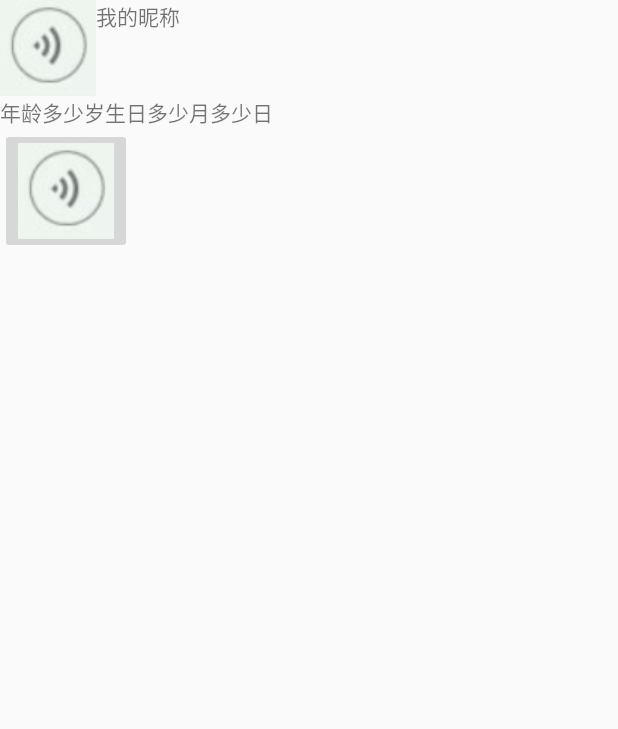
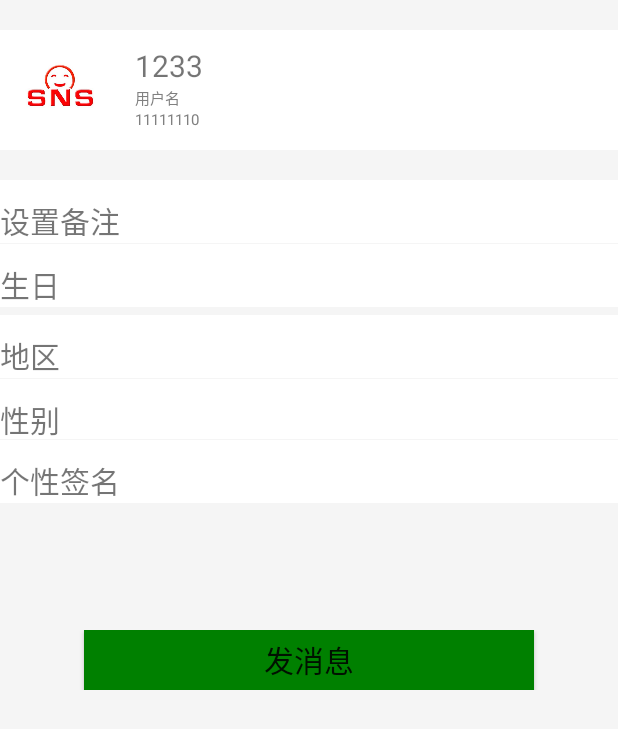
Before and after one commit to speckuz/hustShiXun3, an Android app: the FriendInf screen opened directly, with no data from a screen before it, on a phone screen of 412 x 824 dp. Shown: the top 729 px of the screen. Run offline under Robolectric (Android 15) with nearby library versions, the phone set to English and light mode, and no system bars.

Commit message:
FriendInf

```diff
--- a/app/src/main/java/Inf/Friend.java
+++ b/app/src/main/java/Inf/Friend.java
@@ -3,7 +3,9 @@ package Inf;
 public class Friend {
     private String friendName;
     private String friendText;
-    public Friend(String friendName,String friendText){
+    private String id;
+    public Friend(String id, String friendName,String friendText){
+        this.id = id;
         this.friendName = friendName;
         this.friendText = friendText;
     }
@@ -11,7 +13,9 @@ public class Friend {
     public String getFriendName() {
         return friendName;
     }
-
+    public String getId() {
+        return id;
+    }
     public String getFriendText() {
         return friendText;
     }
--- a/app/src/main/java/Inf/RecentChatList.java
+++ b/app/src/main/java/Inf/RecentChatList.java
@@ -3,11 +3,17 @@ package Inf;
 public class RecentChatList {
     private String userName;
     private String recentText;
-    public RecentChatList(String userName,String recentText){
+    private String id;
+    public RecentChatList(String id,String userName,String recentText){
+        this.id = id;
         this.userName = userName;
         this.recentText = recentText;
     }
 
+
+    public String getId() {
+        return id;
+    }
     public String getUserName() {
         return userName;
     }
--- a/app/src/main/java/com/example/myapplication/Chat.java
+++ b/app/src/main/java/com/example/myapplication/Chat.java
@@ -2,6 +2,7 @@ package com.example.myapplication;
 
 import androidx.appcompat.app.AppCompatActivity;
 
+import android.content.Context;
 import android.content.Intent;
 import android.os.Bundle;
 import android.view.View;
@@ -14,6 +15,7 @@ import android.widget.ListView;
 import java.util.ArrayList;
 
 import Inf.ChatRecord;
+import Inf.Friend;
 import adapter.ChatAdapter;
 import webService.OkHttp;
 
@@ -28,6 +30,7 @@ public class Chat extends AppCompatActivity {
     private ImageButton voiceMessage;
     private ImageButton more;
     private String message;
+    private String id;
     @Override
     protected void onCreate(Bundle savedInstanceState) {
         super.onCreate(savedInstanceState);
@@ -36,6 +39,11 @@ public class Chat extends AppCompatActivity {
     }
     public void initView(){
         //聊天记录
+
+        Bundle bundle = this.getIntent().getExtras();
+        id = bundle.getString("id");
+        System.out.println(id);
+
         chatRecords = new ArrayList<ChatRecord>();
         chatRecords.add(new ChatRecord("123",true));
         chatRecords.add(new ChatRecord("123",false));
@@ -59,20 +67,25 @@ public class Chat extends AppCompatActivity {
                 finish();
             }
         });
+
         //发送语音
-
         voiceMessage.setOnClickListener(new View.OnClickListener() {
             @Override
             public void onClick(View view) {
 
             }
         });
+
+
         //获取更多
-
         more.setOnClickListener(new View.OnClickListener() {
             @Override
             public void onClick(View view) {
-                startActivity(new Intent( Chat.this,FriendInf.class));
+                Intent intent = new Intent(Chat.this,FriendInf.class);
+                Bundle bundle=new Bundle();
+                bundle.putString("id", id);
+                intent.putExtras(bundle);
+                startActivity(intent);
             }
         });
 
@@ -103,4 +116,6 @@ public class Chat extends AppCompatActivity {
         chatRecord.smoothScrollToPosition(chatRecords.size());
 
     }
+
+
 }
--- a/app/src/main/java/com/example/myapplication/ChatList.java
+++ b/app/src/main/java/com/example/myapplication/ChatList.java
@@ -5,6 +5,7 @@ import androidx.appcompat.app.AppCompatActivity;
 import android.content.Intent;
 import android.os.Bundle;
 import android.view.View;
+import android.widget.AdapterView;
 import android.widget.BaseAdapter;
 import android.widget.ImageButton;
 import android.widget.ListView;
@@ -29,14 +30,27 @@ public class ChatList extends AppCompatActivity {
         super.onCreate(savedInstanceState);
         setContentView(R.layout.activity_chat_list);
         recentChatLists = new ArrayList<RecentChatList>();
-        recentChatLists.add(new RecentChatList("123","223"));
-        recentChatLists.add(new RecentChatList("123","223"));
-        recentChatLists.add(new RecentChatList("123","223"));
+        recentChatLists.add(new RecentChatList("123","123","223"));
+        recentChatLists.add(new RecentChatList("234","123","223"));
+        recentChatLists.add(new RecentChatList("57","123","223"));
         chatList = (ListView) findViewById(R.id.chatList);
 
         adapter = new ChatListAdapter(recentChatLists,this);
         chatList.setAdapter(adapter);
 
+        chatList.setOnItemClickListener(new AdapterView.OnItemClickListener() {
+            @Override
+            public void onItemClick(AdapterView<?> adapterView, View view, int i, long l) {
+
+                RecentChatList recentChatList = recentChatLists.get(i);
+                Intent intent = new Intent(ChatList.this,Chat.class);
+                Bundle bundle=new Bundle();
+                bundle.putString("id", recentChatList.getUserName());
+                intent.putExtras(bundle);
+
+                startActivity(intent);
+            }
+        });
         //查看我的信息
         profilePicture = (ImageButton) findViewById(R.id.profilePicture);
         profilePicture.setOnClickListener(new View.OnClickListener() {
--- a/app/src/main/java/com/example/myapplication/FriendInf.java
+++ b/app/src/main/java/com/example/myapplication/FriendInf.java
@@ -2,13 +2,36 @@ package com.example.myapplication;
 
 import androidx.appcompat.app.AppCompatActivity;
 
+import android.content.Intent;
 import android.os.Bundle;
+import android.view.View;
+import android.widget.Button;
+
+import Inf.Friend;
 
 public class FriendInf extends AppCompatActivity {
 
+    Button send;
+    Friend friend;
     @Override
     protected void onCreate(Bundle savedInstanceState) {
         super.onCreate(savedInstanceState);
         setContentView(R.layout.activity_friend_inf);
+        initView();
+    }
+    void initView(){
+        friend = new Friend("1","123","123");
+        send = findViewById(R.id.send);
+        send.setOnClickListener(new View.OnClickListener(){
+            @Override
+            public void onClick(View view) {
+                Intent intent = new Intent(FriendInf.this,Chat.class);
+                Bundle bundle=new Bundle();
+                bundle.putString("id",friend.getId());
+                intent.putExtras(bundle);
+
+                startActivity(intent);
+            }
+        });
     }
 }
--- a/app/src/main/java/com/example/myapplication/FriendList.java
+++ b/app/src/main/java/com/example/myapplication/FriendList.java
@@ -5,6 +5,7 @@ import androidx.appcompat.app.AppCompatActivity;
 import android.content.Intent;
 import android.os.Bundle;
 import android.view.View;
+import android.widget.AdapterView;
 import android.widget.BaseAdapter;
 import android.widget.ImageButton;
 import android.widget.ListView;
@@ -39,11 +40,24 @@ public class FriendList extends AppCompatActivity {
         toMoment = (ImageButton) findViewById(R.id.toMoment);
         friendList = (ListView) findViewById(R.id.friendList);
         friendLists = new ArrayList<Friend>();
-        friendLists.add(new Friend("11","22"));
-        friendLists.add(new Friend("1122","232"));
+        friendLists.add(new Friend("123","11","22"));
+        friendLists.add(new Friend("456","1122","232"));
         adapter = new FriendListAdapter(friendLists,this);
         friendList.setAdapter(adapter);
 
+        friendList.setOnItemClickListener(new AdapterView.OnItemClickListener() {
+            @Override
+            public void onItemClick(AdapterView<?> adapterView, View view, int i, long l) {
+
+                Friend friend = friendLists.get(i);
+                Intent intent = new Intent(FriendList.this,FriendInf.class);
+                Bundle bundle=new Bundle();
+                bundle.putString("id", friend.getId());
+                intent.putExtras(bundle);
+
+                startActivity(intent);
+            }
+        });
         toChatList.setOnClickListener(new View.OnClickListener() {
             @Override
             public void onClick(View view) {
--- a/app/src/main/java/com/example/myapplication/splash.java
+++ b/app/src/main/java/com/example/myapplication/splash.java
@@ -21,7 +21,7 @@ public class splash extends AppCompatActivity {
                 new Thread(){
                     @Override
                     public void run() {
-                        startActivity(new Intent( splash.this,Chat.class));
+                        startActivity(new Intent( splash.this,ChatList.class));
                         finish();
                     }
                 }.start();
--- a/app/src/main/res/layout/activity_friend_inf.xml
+++ b/app/src/main/res/layout/activity_friend_inf.xml
@@ -1,62 +1,153 @@
 <?xml version="1.0" encoding="utf-8"?>
+
+
 <LinearLayout xmlns:android="http://schemas.android.com/apk/res/android"
-    xmlns:app="http://schemas.android.com/apk/res-auto"
     xmlns:tools="http://schemas.android.com/tools"
+    android:id="@+id/container"
     android:layout_width="match_parent"
     android:layout_height="match_parent"
+    android:background="@color/whitesmoke"
     android:orientation="vertical"
+
     tools:context=".FriendInf">
+
     <LinearLayout
-        android:orientation="horizontal"
+        android:layout_marginTop="20dp"
         android:layout_width="match_parent"
-        android:layout_height="wrap_content">
+        android:layout_height="80dp"
+        android:layout_marginBottom="20dp"
+        android:background="@color/white"
+        android:orientation="horizontal" >
+
         <ImageView
-            android:src="@drawable/yuyin"
-            android:layout_width="wrap_content"
-            android:layout_height="wrap_content"/>
-        <TextView
-            android:text="我的昵称"
-            android:layout_width="wrap_content"
-            android:layout_height="wrap_content"/>
+            android:id="@+id/touxiang"
+            android:scaleType="fitCenter"
+            android:layout_width="60dp"
+            android:layout_height="60dp"
+            android:layout_marginBottom="10dp"
+            android:layout_marginLeft="10dp"
+            android:layout_marginRight="20dp"
+            android:layout_marginTop="10dp"
+            android:src="@drawable/sns" />
+
+        <LinearLayout
+            android:layout_gravity="center"
+            android:layout_width="match_parent"
+            android:layout_height="60dp"
+            android:orientation="vertical" >
+
+            <TextView
+                android:id="@+id/name"
+                android:layout_width="wrap_content"
+                android:layout_height="wrap_content"
+                android:text="1233"
+                android:textSize="20sp" />
+
+            <TextView
+                android:id="@+id/weixin"
+                android:layout_width="wrap_content"
+                android:layout_height="wrap_content"
+                android:text="用户名"
+                android:textColor="#808080"
+                android:textSize="10sp" />
+
+            <TextView
+                android:id="@+id/nichen"
+                android:layout_width="wrap_content"
+                android:layout_height="wrap_content"
+                android:text="11111110"
+                android:textColor="#808080"
+                android:textSize="10sp" />
+        </LinearLayout>
     </LinearLayout>
 
     <LinearLayout
-        android:orientation="horizontal"
         android:layout_width="match_parent"
-        android:layout_height="wrap_content">
+        android:layout_height="90dp"
+        android:orientation="vertical" >
+
         <TextView
-            android:text="年龄"
-            android:layout_width="wrap_content"
-            android:layout_height="wrap_content"/>
+            android:id="@+id/bt2"
+            android:layout_width="match_parent"
+            android:layout_height="wrap_content"
+            android:layout_marginBottom="0.1dp"
+            android:background="#FFFFFF"
+            android:gravity="left"
+            android:paddingTop="12dp"
+            android:text="设置备注"
+            android:textSize="20sp" />
+
         <TextView
-            android:text="多少岁"
-            android:layout_width="wrap_content"
-            android:layout_height="wrap_content"/>
+            android:id="@+id/bt3"
+            android:layout_width="match_parent"
+            android:layout_height="wrap_content"
+            android:background="#FFFFFF"
+            android:gravity="left"
+            android:paddingTop="12dp"
+            android:text="生日"
+            android:textSize="20sp" />
+    </LinearLayout>
+
+    <LinearLayout
+        android:layout_width="match_parent"
+        android:layout_height="140dp"
+        android:orientation="vertical" >
+
         <TextView
-            android:text="生日"
-            android:layout_width="wrap_content"
-            android:layout_height="wrap_content"/>
+            android:id="@+id/bt4"
+            android:layout_width="match_parent"
+            android:layout_height="wrap_content"
+            android:layout_marginBottom="0.1dp"
+            android:background="#FFFFFF"
+            android:gravity="left"
+            android:paddingTop="12dp"
+            android:text="地区"
+            android:textSize="20sp" />
+
+        <LinearLayout
+            android:layout_width="match_parent"
+            android:layout_height="40dp"
+            android:layout_marginBottom="0.1dp"
+            android:background="#FFFFFF"
+            android:orientation="horizontal" >
+
+            <TextView
+                android:layout_width="wrap_content"
+                android:layout_height="40dp"
+                android:gravity="left"
+                android:paddingTop="12dp"
+                android:text="性别"
+                android:textSize="20sp" />
+        </LinearLayout>
+
         <TextView
-            android:text="多少"
-            android:layout_width="wrap_content"
-            android:layout_height="wrap_content"/>
-        <TextView
-            android:text="月"
-            android:layout_width="wrap_content"
-            android:layout_height="wrap_content"/>
-        <TextView
-            android:text="多少"
-            android:layout_width="wrap_content"
-            android:layout_height="wrap_content"/>
-        <TextView
-            android:text="日"
-            android:layout_width="wrap_content"
-            android:layout_height="wrap_content"/>
+            android:layout_width="match_parent"
+            android:layout_height="wrap_content"
+            android:background="#FFFFFF"
+            android:gravity="left"
+            android:paddingTop="12dp"
+            android:text="个性签名"
+            android:textSize="20sp" />
     </LinearLayout>
-    <ImageButton
-        android:src="@drawable/yuyin"
-        android:id="@+id/myMoment"
-        android:layout_width="wrap_content"
-        android:layout_height="wrap_content"/>
+
+    <LinearLayout
+        android:layout_gravity="bottom"
+        android:gravity="bottom"
+        android:layout_width="match_parent"
+        android:layout_height="wrap_content"
+        android:layout_marginTop="70dp"
+        android:orientation="vertical" >
+
+        <Button
+            android:id="@+id/send"
+            android:layout_width="300dp"
+            android:layout_height="40dp"
+            android:layout_gravity="center_horizontal"
+            android:background="#008000"
+            android:gravity="center"
+            android:text="发消息"
+            android:textSize="20sp" />
+    </LinearLayout>
+
 
 </LinearLayout>
```
